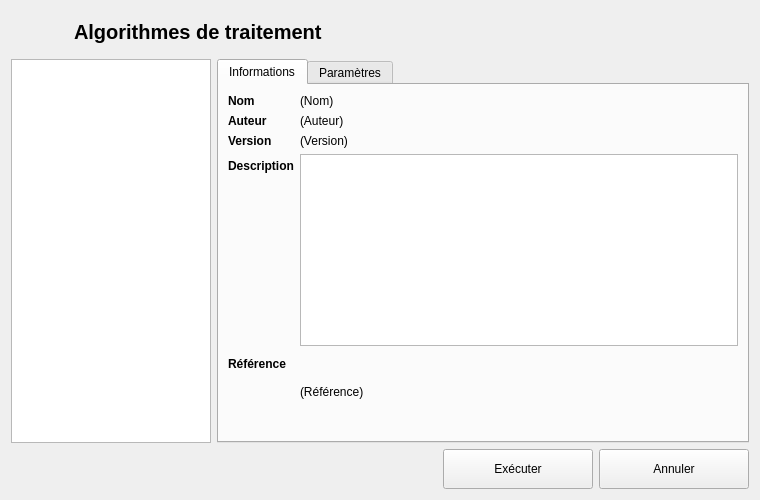
introlab/OpenIMU, file python/resources/ui/ProcessSelectDialog.ui: the form before one commit.
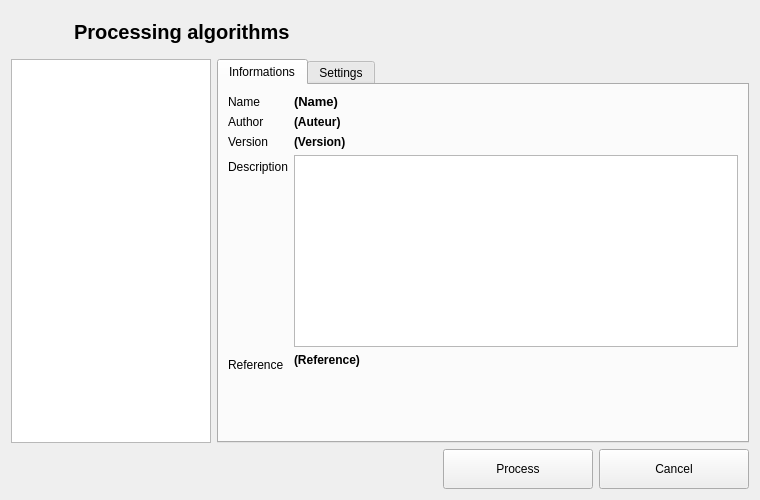
The form after the commit. The open tabs and pages were chosen to show the change. Icons and pictures are not drawn.

The edit to the form file:
```diff
--- a/python/resources/ui/ProcessSelectDialog.ui
+++ b/python/resources/ui/ProcessSelectDialog.ui
@@ -44,13 +44,12 @@
         <property name="font">
          <font>
           <pointsize>15</pointsize>
-          <weight>75</weight>
           <italic>false</italic>
           <bold>true</bold>
          </font>
         </property>
         <property name="text">
-         <string>Algorithmes de traitement</string>
+         <string>Processing algorithms</string>
         </property>
        </widget>
       </item>
@@ -78,7 +77,13 @@
      <item>
       <widget class="QTabWidget" name="tabAlgo">
        <property name="currentIndex">
-        <number>1</number>
+        <number>0</number>
+       </property>
+       <property name="iconSize">
+        <size>
+         <width>20</width>
+         <height>20</height>
+        </size>
        </property>
        <widget class="QWidget" name="tabInfos">
         <attribute name="title">
@@ -89,12 +94,11 @@
           <widget class="QLabel" name="lblName">
            <property name="font">
             <font>
-             <weight>75</weight>
-             <bold>true</bold>
+             <bold>false</bold>
             </font>
            </property>
            <property name="text">
-            <string>Nom</string>
+            <string>Name</string>
            </property>
           </widget>
          </item>
@@ -102,12 +106,12 @@
           <widget class="QLabel" name="lblNameValue">
            <property name="font">
             <font>
-             <weight>50</weight>
-             <bold>false</bold>
+             <pointsize>10</pointsize>
+             <bold>true</bold>
             </font>
            </property>
            <property name="text">
-            <string>(Nom)</string>
+            <string notr="true">(Name)</string>
            </property>
           </widget>
          </item>
@@ -115,12 +119,11 @@
           <widget class="QLabel" name="lblAuthor">
            <property name="font">
             <font>
-             <weight>75</weight>
-             <bold>true</bold>
+             <bold>false</bold>
             </font>
            </property>
            <property name="text">
-            <string>Auteur</string>
+            <string>Author</string>
            </property>
           </widget>
          </item>
@@ -128,8 +131,7 @@
           <widget class="QLabel" name="lblAuthorValue">
            <property name="font">
             <font>
-             <weight>50</weight>
-             <bold>false</bold>
+             <bold>true</bold>
             </font>
            </property>
            <property name="text">
@@ -141,8 +143,7 @@
           <widget class="QLabel" name="lblProcessVersion">
            <property name="font">
             <font>
-             <weight>75</weight>
-             <bold>true</bold>
+             <bold>false</bold>
             </font>
            </property>
            <property name="text">
@@ -154,8 +155,7 @@
           <widget class="QLabel" name="lblVersionValue">
            <property name="font">
             <font>
-             <weight>50</weight>
-             <bold>false</bold>
+             <bold>true</bold>
             </font>
            </property>
            <property name="text">
@@ -167,8 +167,7 @@
           <widget class="QLabel" name="lblDesc">
            <property name="font">
             <font>
-             <weight>75</weight>
-             <bold>true</bold>
+             <bold>false</bold>
             </font>
            </property>
            <property name="text">
@@ -186,7 +185,6 @@
            </property>
            <property name="font">
             <font>
-             <weight>50</weight>
              <bold>false</bold>
             </font>
            </property>
@@ -202,12 +200,11 @@
           <widget class="QLabel" name="lblRef">
            <property name="font">
             <font>
-             <weight>75</weight>
-             <bold>true</bold>
+             <bold>false</bold>
             </font>
            </property>
            <property name="text">
-            <string>Référence</string>
+            <string>Reference</string>
            </property>
           </widget>
          </item>
@@ -221,12 +218,17 @@
            </property>
            <property name="font">
             <font>
-             <weight>50</weight>
-             <bold>false</bold>
+             <bold>true</bold>
             </font>
            </property>
            <property name="text">
-            <string>(Référence)</string>
+            <string notr="true">(Reference)</string>
+           </property>
+           <property name="textFormat">
+            <enum>Qt::AutoText</enum>
+           </property>
+           <property name="alignment">
+            <set>Qt::AlignLeading|Qt::AlignLeft|Qt::AlignTop</set>
            </property>
            <property name="wordWrap">
             <bool>true</bool>
@@ -243,7 +245,7 @@
        </widget>
        <widget class="QWidget" name="tabParams">
         <attribute name="title">
-         <string>Paramètres</string>
+         <string>Settings</string>
         </attribute>
        </widget>
       </widget>
@@ -277,7 +279,7 @@
         <cursorShape>PointingHandCursor</cursorShape>
        </property>
        <property name="text">
-        <string>Exécuter</string>
+        <string>Process</string>
        </property>
        <property name="icon">
         <iconset>
@@ -285,8 +287,8 @@
        </property>
        <property name="iconSize">
         <size>
-         <width>20</width>
-         <height>20</height>
+         <width>30</width>
+         <height>30</height>
         </size>
        </property>
        <property name="autoDefault">
@@ -306,7 +308,7 @@
         <cursorShape>PointingHandCursor</cursorShape>
        </property>
        <property name="text">
-        <string>Annuler</string>
+        <string>Cancel</string>
        </property>
        <property name="icon">
         <iconset>
```
Left out of the diff: 34 changed lines with no effect on the pictures.
